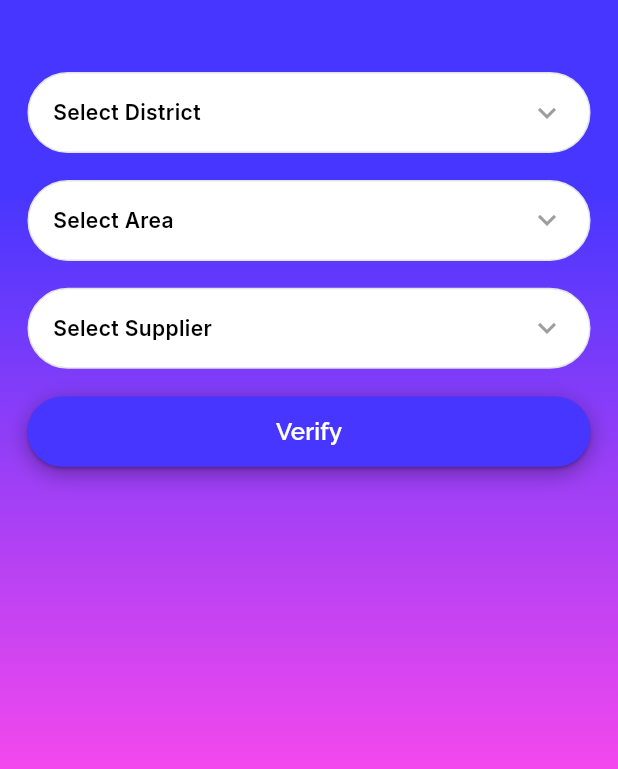
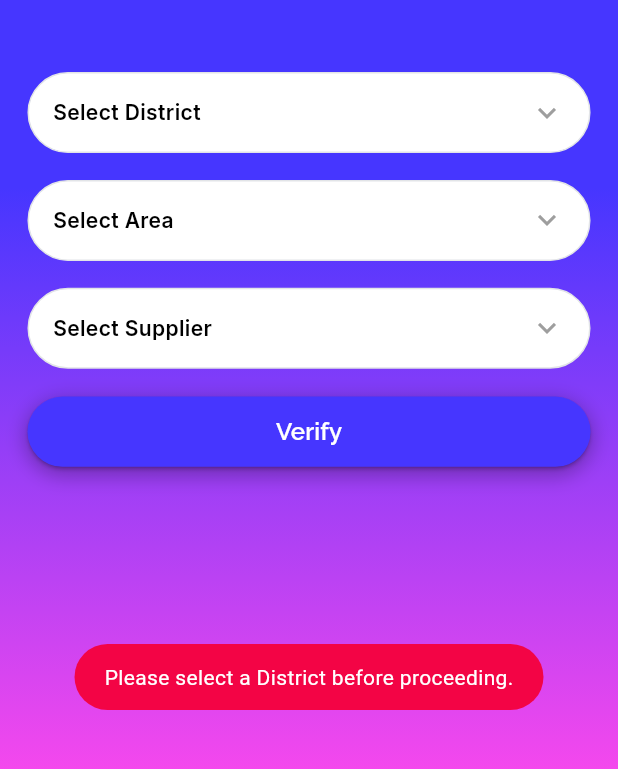
Before and after one commit to nasir-mandal/inventual-saas-flutter, a Flutter app: the FindSupplierMain screen opened by its route, after a tap on "Verify", on a phone screen of 412 x 824 dp, the part 430-1199 px from its top. Run offline on Flutter 3.47's test engine with Material 3 defaults, Android fonts, the phone set to English and light mode, and no system bars; drawn by our look-alikes of animated_custom_dropdown; our stand-ins replace carousel_slider, cherry_toast, connectivity_plus, fl_chart, flutter_onboarding_slider, flutter_screenutil and 11 more; missing offline and left inert: flutter_rounded_date_picker; accounts and stored records are empty; network calls fail.

Commit message:
find supplier page complete

```diff
--- a/lib/src/presentation/screens/authentication/controller/find_supplier_controller.dart
+++ b/lib/src/presentation/screens/authentication/controller/find_supplier_controller.dart
@@ -1,7 +1,10 @@
+import 'package:fluttertoast/fluttertoast.dart';
 import 'package:get/get.dart';
 import 'package:inventual/src/network/services/network_api_services.dart';
 import 'package:inventual/src/presentation/screens/authentication/model/find_supplier_model.dart';
+import 'package:inventual/src/routes/app_routes.dart';
 import 'package:inventual/src/utils/contstants.dart';
+import 'package:shared_preferences/shared_preferences.dart';
 
 class FindSupplierController extends GetxController {
   final NetworkApiServices _apiServices = NetworkApiServices();
@@ -21,6 +24,7 @@ class FindSupplierController extends GetxController {
   // Area Variable
   final RxBool supplierProgress = false.obs;
   final RxString supplierName = "".obs;
+  final RxString supplierKey = "".obs;
   final RxInt supplierId = 0.obs;
   final List<SupplierData> supplierList = <SupplierData>[].obs;
 
@@ -38,11 +42,13 @@ class FindSupplierController extends GetxController {
       final String url = "${AppStrings.baseUrlV2}district/list?country_id=1";
       final response = await _apiServices.getApiBeforeAuthentication(url);
       final responseData = DistrictModel.fromJson(response);
+      districtList.clear();
       districtList.addAll(responseData.data!);
     } finally {
       districtProgress.value = false;
     }
   }
+
   // District Function End
   // ------------------------------------------------------------------------ //
 
@@ -55,15 +61,17 @@ class FindSupplierController extends GetxController {
           "${AppStrings.baseUrlV2}area/list?district_id=$districtId";
       final response = await _apiServices.getApiBeforeAuthentication(url);
       final responseData = AreaModel.fromJson(response);
+      areaList.clear();
       areaList.addAll(responseData.data!);
     } finally {
       areaProgress.value = false;
     }
   }
+
   // Area Function End
   // ------------------------------------------------------------------------ //
 
-// ------------------------------------------------------------------------ //
+  // ------------------------------------------------------------------------ //
   // Supplier Function Start
   Future<void> getSupplier() async {
     try {
@@ -72,11 +80,58 @@ class FindSupplierController extends GetxController {
           "${AppStrings.baseUrlV2}suppliers/stores?area_id=$areaId";
       final response = await _apiServices.getApiBeforeAuthentication(url);
       final responseData = SupplierModel.fromJson(response);
+      supplierList.clear();
       supplierList.addAll(responseData.data!);
     } finally {
       supplierProgress.value = false;
     }
   }
+
   // Supplier Function End
   // ------------------------------------------------------------------------ //
+
+  // ------------------------------------------------------------------------ //
+  // Verify Function Start
+  Future<void> supplierVerify() async {
+    if (districtName.isEmpty && districtId.value <= 0) {
+      Fluttertoast.showToast(
+          msg: "Please select a District before proceeding.",
+          backgroundColor: ColorSchema.danger,
+          textColor: ColorSchema.white);
+    } else if (areaName.isEmpty && areaId.value <= 0) {
+      Fluttertoast.showToast(
+          msg: "Please select a Area before proceeding.",
+          backgroundColor: ColorSchema.danger,
+          textColor: ColorSchema.white);
+    } else if (supplierName.isEmpty &&
+        supplierId.value <= 0 &&
+        supplierKey.isEmpty) {
+      Fluttertoast.showToast(
+          msg: "Please select a Supplier before proceeding.",
+          backgroundColor: ColorSchema.danger,
+          textColor: ColorSchema.white);
+    } else {
+      final SharedPreferences prefs = await SharedPreferences.getInstance();
+      await prefs.setString('supplier_key', supplierKey.toString());
+      Get.offNamed(AppRoutes.login);
+      clearFilteredValue();
+    }
+  }
+  // Verify Function End
+  // ------------------------------------------------------------------------ //
+
+  // ------------------------------------------------------------------------ //
+  // Clear Filtered Value Function Start
+  void clearFilteredValue() {
+    districtName.value = "";
+    districtId.value;
+    0;
+    areaName.value = "";
+    areaId.value = 0;
+    supplierName.value = "";
+    supplierId.value = 0;
+    supplierKey.value = "";
+  }
+  // Clear Filtered Value Function End
+  // ------------------------------------------------------------------------ //
 }
--- a/lib/src/presentation/screens/authentication/view/find_supplier_main.dart
+++ b/lib/src/presentation/screens/authentication/view/find_supplier_main.dart
@@ -84,6 +84,12 @@ class FindSupplierMain extends StatelessWidget {
                               findSupplierController.supplierName.value = "";
                               findSupplierController.supplierName.value =
                                   value!;
+                              findSupplierController.supplierKey.value = "";
+                              findSupplierController.supplierKey.value =
+                                  findSupplierController.supplierList
+                                      .firstWhere((supplier) =>
+                                          supplier.storeName == value)
+                                      .supplierKey!;
                               findSupplierController.supplierId.value = 0;
                               findSupplierController.supplierId.value =
                                   findSupplierController.supplierList
@@ -93,7 +99,7 @@ class FindSupplierMain extends StatelessWidget {
                             }),
                     ),
                     SizedBox(height: 15.h),
-                    _buildVerifyButton(),
+                    _buildVerifyButton(findSupplierController),
                     SizedBox(height: 70.h),
                   ],
                 ),
@@ -164,7 +170,7 @@ class FindSupplierMain extends StatelessWidget {
     );
   }
 
-  Widget _buildVerifyButton() {
+  Widget _buildVerifyButton(FindSupplierController findSupplierController) {
     return Container(
       decoration: BoxDecoration(
         boxShadow: [
@@ -180,7 +186,7 @@ class FindSupplierMain extends StatelessWidget {
       child: CustomElevatedButton(
         buttonColor: ColorSchema.primaryColor,
         buttonName: "Verify",
-        onPressed: () {},
+        onPressed: () => findSupplierController.supplierVerify(),
         buttonRadius: 50,
       ),
     );
--- a/pubspec.yaml
+++ b/pubspec.yaml
@@ -37,6 +37,7 @@ dependencies:
   image_picker: ^1.1.2
   shimmer: ^3.0.0
   connectivity_plus: ^6.1.0
+  fluttertoast: ^8.2.8
 
 
 dev_dependencies:
```
Also changed, not shown: pubspec.lock.
